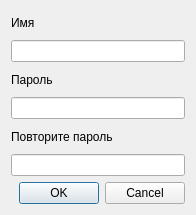
The window that desktop/gui/createroomdialog.ui (LuxoftLab/ShareClipboard) describes before a commit, drawn with Qt 5.
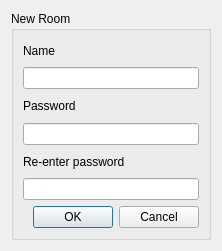
The same window after the commit.

Commit message: create room and connect room draft commit

The edit to the form file:
```diff
--- a/desktop/gui/createroomdialog.ui
+++ b/desktop/gui/createroomdialog.ui
@@ -6,20 +6,26 @@
    <rect>
     <x>0</x>
     <y>0</y>
-    <width>196</width>
-    <height>215</height>
+    <width>222</width>
+    <height>251</height>
    </rect>
   </property>
   <property name="windowTitle">
    <string>Dialog</string>
   </property>
-  <layout class="QHBoxLayout" name="horizontalLayout">
+  <layout class="QVBoxLayout" name="verticalLayout_3">
+   <item>
+    <widget class="QGroupBox" name="groupBox">
+     <property name="title">
+      <string>New Room</string>
+     </property>
+     <layout class="QVBoxLayout" name="verticalLayout_2">
    <item>
     <layout class="QVBoxLayout" name="verticalLayout">
      <item>
       <widget class="QLabel" name="label">
        <property name="text">
-        <string>Имя</string>
+           <string>Name</string>
        </property>
       </widget>
      </item>
@@ -29,7 +35,7 @@
      <item>
       <widget class="QLabel" name="label_2">
        <property name="text">
-        <string>Пароль</string>
+           <string>Password</string>
        </property>
       </widget>
      </item>
@@ -43,7 +49,7 @@
      <item>
       <widget class="QLabel" name="label_3">
        <property name="text">
-        <string>Повторите пароль</string>
+           <string>Re-enter password</string>
        </property>
       </widget>
      </item>
@@ -68,6 +74,9 @@
    </item>
   </layout>
  </widget>
+   </item>
+  </layout>
+ </widget>
  <resources/>
  <connections>
   <connection>
```
Left out of the diff: 14 changed lines with no effect on the pictures. Lines whose indentation alone changed are shown as unchanged. The commit also changes 12 other files.
